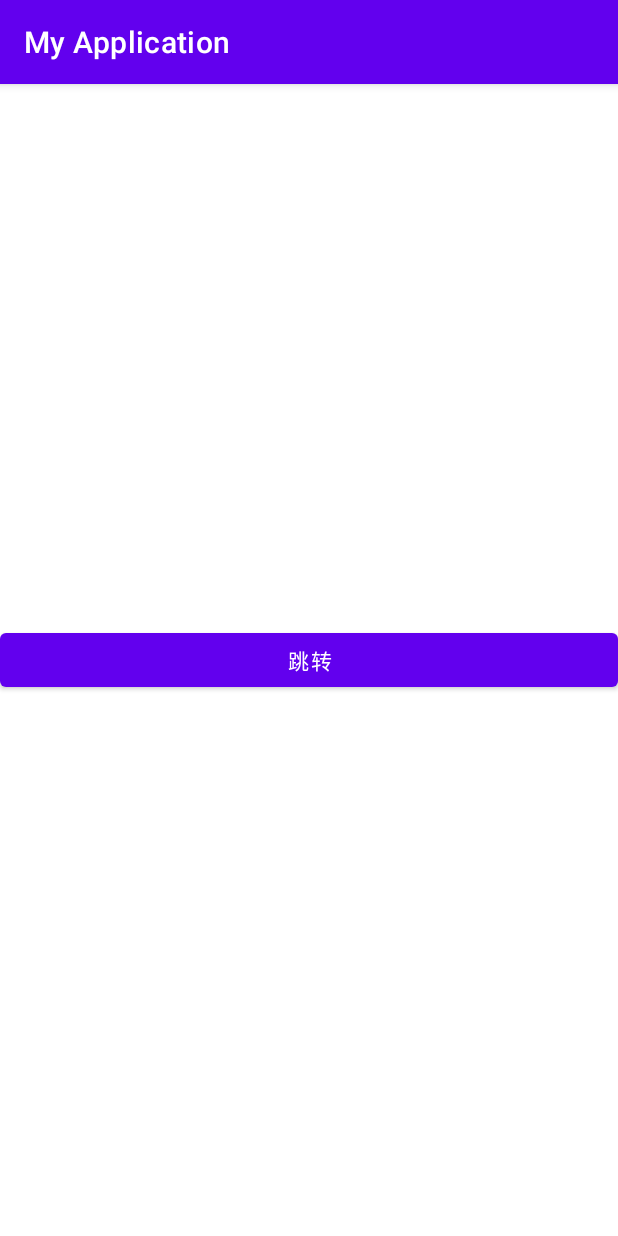
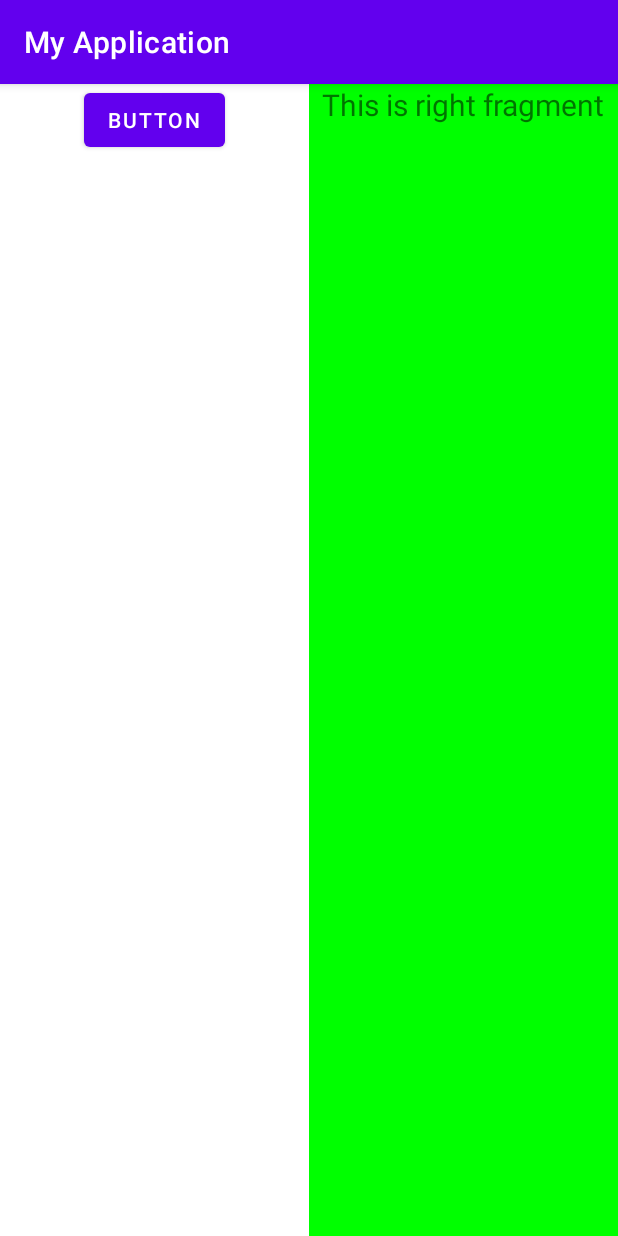
Before and after one commit to Wangzhijie1209/wow, an Android app: the screen it shows after launch (AActivity before the commit, Fragment_test_Activity after it), on a phone screen of 412 x 824 dp. Run offline under Robolectric (Android 15) with nearby library versions, the phone set to English and light mode, and no system bars.

Commit message:
Fragment的基本使用

```diff
--- a/app/build.gradle
+++ b/app/build.gradle
@@ -25,6 +25,9 @@ android {
         sourceCompatibility JavaVersion.VERSION_1_8
         targetCompatibility JavaVersion.VERSION_1_8
     }
+    buildFeatures {
+        viewBinding true
+    }
 }
 
 dependencies {
@@ -32,6 +35,9 @@ dependencies {
     implementation 'androidx.appcompat:appcompat:1.4.2'
     implementation 'com.google.android.material:material:1.6.1'
     implementation 'androidx.constraintlayout:constraintlayout:2.1.4'
+    implementation 'androidx.legacy:legacy-support-v4:1.0.0'
+    implementation 'androidx.navigation:navigation-fragment:2.3.5'
+    implementation 'androidx.navigation:navigation-ui:2.3.5'
     testImplementation 'junit:junit:4.+'
     androidTestImplementation 'androidx.test.ext:junit:1.1.3'
     androidTestImplementation 'androidx.test.espresso:espresso-core:3.4.0'
--- /dev/null
+++ b/app/src/main/java/com/example/myapplication/fragment_package/Fragment_test_Activity.java
@@ -0,0 +1,16 @@
+package com.example.myapplication.fragment_package;
+
+import androidx.appcompat.app.AppCompatActivity;
+
+import android.os.Bundle;
+
+import com.example.myapplication.R;
+
+public class Fragment_test_Activity extends AppCompatActivity {
+
+    @Override
+    protected void onCreate(Bundle savedInstanceState) {
+        super.onCreate(savedInstanceState);
+        setContentView(R.layout.activity_fragment_test);
+    }
+}
--- /dev/null
+++ b/app/src/main/java/com/example/myapplication/fragment_package/LeftFragment.java
@@ -0,0 +1,21 @@
+package com.example.myapplication.fragment_package;
+
+import android.os.Bundle;
+import android.view.LayoutInflater;
+import android.view.View;
+import android.view.ViewGroup;
+
+import androidx.annotation.NonNull;
+import androidx.annotation.Nullable;
+import androidx.fragment.app.Fragment;
+
+import com.example.myapplication.R;
+
+public class LeftFragment extends Fragment {
+    @Nullable
+    @Override
+    public View onCreateView(@NonNull LayoutInflater inflater, @Nullable ViewGroup container, @Nullable Bundle savedInstanceState) {
+        View view = inflater.inflate(R.layout.left_fragment, container, false);
+        return view;
+    }
+}
--- /dev/null
+++ b/app/src/main/java/com/example/myapplication/fragment_package/RightFragment.java
@@ -0,0 +1,21 @@
+package com.example.myapplication.fragment_package;
+
+import android.os.Bundle;
+import android.view.LayoutInflater;
+import android.view.View;
+import android.view.ViewGroup;
+
+import androidx.annotation.NonNull;
+import androidx.annotation.Nullable;
+import androidx.fragment.app.Fragment;
+
+import com.example.myapplication.R;
+
+public class RightFragment extends Fragment {
+    @Nullable
+    @Override
+    public View onCreateView(@NonNull LayoutInflater inflater, @Nullable ViewGroup container, @Nullable Bundle savedInstanceState) {
+        View view = inflater.inflate(R.layout.right_fragment, container, false);
+        return view;
+    }
+}
--- /dev/null
+++ b/app/src/main/res/layout/activity_fragment_test.xml
@@ -0,0 +1,28 @@
+<?xml version="1.0" encoding="utf-8"?>
+<androidx.constraintlayout.widget.ConstraintLayout xmlns:android="http://schemas.android.com/apk/res/android"
+    xmlns:app="http://schemas.android.com/apk/res-auto"
+    xmlns:tools="http://schemas.android.com/tools"
+    android:layout_width="match_parent"
+    android:layout_height="match_parent"
+    tools:context=".fragment_package.Fragment_test_Activity">
+
+    <fragment
+        android:id="@+id/left_fragment"
+        android:name="com.example.myapplication.fragment_package.LeftFragment"
+        android:layout_width="0dp"
+        android:layout_height="match_parent"
+        app:layout_constraintHorizontal_weight="1"
+        app:layout_constraintLeft_toLeftOf="parent"
+        app:layout_constraintRight_toLeftOf="@id/right_fragment" />
+
+    <fragment
+        android:id="@+id/right_fragment"
+        android:name="com.example.myapplication.fragment_package.RightFragment"
+        android:layout_width="0dp"
+        android:layout_height="match_parent"
+        app:layout_constraintHorizontal_weight="1"
+        app:layout_constraintLeft_toRightOf="@id/left_fragment"
+        app:layout_constraintRight_toRightOf="parent" />
+
+
+</androidx.constraintlayout.widget.ConstraintLayout>
--- /dev/null
+++ b/app/src/main/res/layout/left_fragment.xml
@@ -0,0 +1,13 @@
+<?xml version="1.0" encoding="utf-8"?>
+<LinearLayout xmlns:android="http://schemas.android.com/apk/res/android"
+    android:orientation="vertical"
+    android:layout_width="match_parent"
+    android:layout_height="match_parent">
+
+    <Button
+        android:layout_width="wrap_content"
+        android:layout_height="wrap_content"
+        android:id="@+id/left_fragment_button"
+        android:layout_gravity="center_horizontal"
+        android:text="Button"/>
+</LinearLayout>
--- /dev/null
+++ b/app/src/main/res/layout/right_fragment.xml
@@ -0,0 +1,14 @@
+<?xml version="1.0" encoding="utf-8"?>
+<LinearLayout xmlns:android="http://schemas.android.com/apk/res/android"
+    android:layout_width="match_parent"
+    android:background="#00ff00"
+    android:layout_height="match_parent"
+    android:orientation="vertical">
+
+    <TextView
+        android:layout_width="wrap_content"
+        android:layout_height="wrap_content"
+        android:layout_gravity="center_horizontal"
+        android:text="This is right fragment"
+        android:textSize="20sp" />
+</LinearLayout>
--- /dev/null
+++ b/app/src/main/res/values-land/dimens.xml
@@ -0,0 +1,3 @@
+<resources>
+    <dimen name="fab_margin">48dp</dimen>
+</resources>
--- /dev/null
+++ b/app/src/main/res/values-w1240dp/dimens.xml
@@ -0,0 +1,3 @@
+<resources>
+    <dimen name="fab_margin">200dp</dimen>
+</resources>
--- /dev/null
+++ b/app/src/main/res/values-w600dp/dimens.xml
@@ -0,0 +1,3 @@
+<resources>
+    <dimen name="fab_margin">48dp</dimen>
+</resources>
--- /dev/null
+++ b/app/src/main/res/values/dimens.xml
@@ -0,0 +1,3 @@
+<resources>
+    <dimen name="fab_margin">16dp</dimen>
+</resources>
```
Also changed, not shown: app/src/main/AndroidManifest.xml (+8 -5 lines), app/src/main/res/navigation/nav_graph.xml (added, +28 -0 lines), app/src/main/res/values/strings.xml (+11 -0 lines), app/src/main/res/values/themes.xml (+9 -0 lines).
